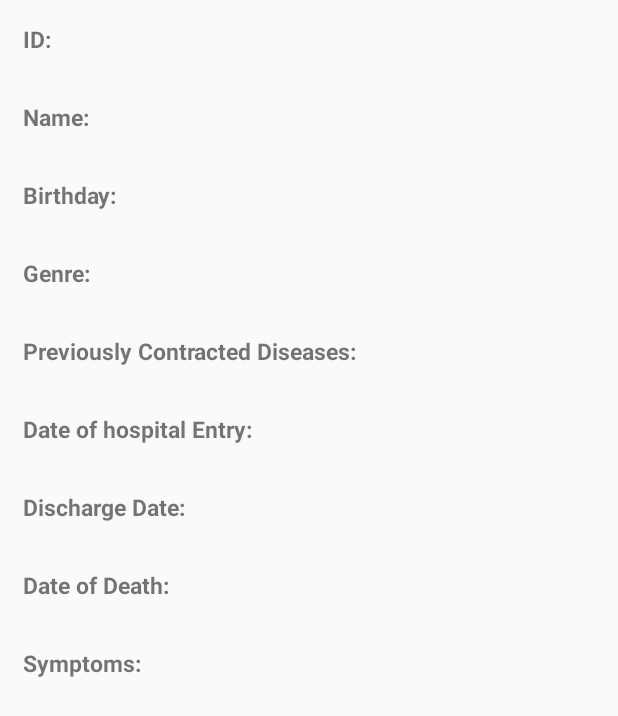
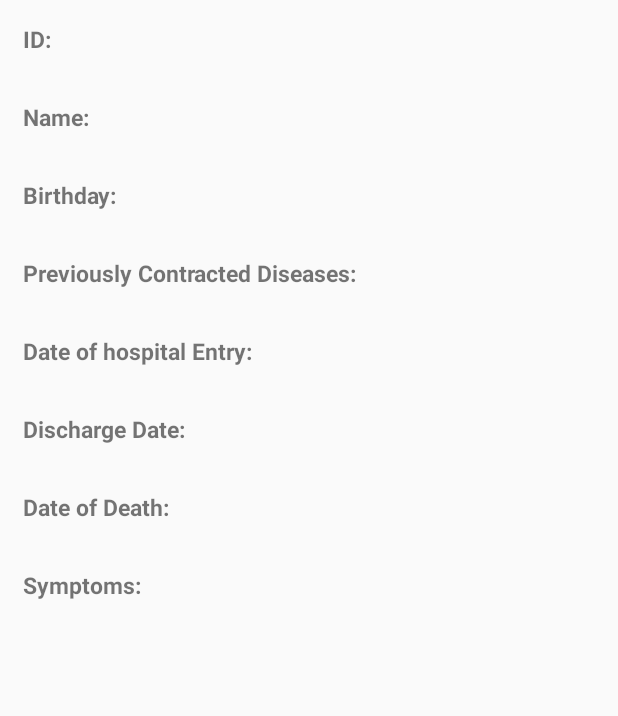
Before and after one commit to DanielSiob/Gestao_Infetados, an Android app: the layout data_recycler.xml on its own in the app's theme, with its tools: preview values and no code run, on a phone screen of 412 x 824 dp. Shown: the top 716 px of the screen. Run offline under Robolectric (Android 15) with nearby library versions, the phone set to English and light mode, and no system bars.

Commit message:
Secção Genre removida

```diff
--- a/app/src/main/java/com/example/gestaoinfetados/NotesAdapter.java
+++ b/app/src/main/java/com/example/gestaoinfetados/NotesAdapter.java
@@ -28,7 +28,7 @@ public class NotesAdapter extends RecyclerView.Adapter<NotesAdapter.MyViewHolder
     }
 
     @Override
-    public void onBindViewHolder(@NonNull MyViewHolder holder, int position) {
+    public void onBindViewHolder(@NonNull MyViewHolder holder, final int position) {
         Data note = notesList.get(position);
         holder.id.setText(Integer.toString(note.getId()));
         //holder.nomeProf.setText(note.getSaveNomeProf());
@@ -41,6 +41,7 @@ public class NotesAdapter extends RecyclerView.Adapter<NotesAdapter.MyViewHolder
         holder.TVAltaHosp.setText(note.saveDateAltHosp);
         holder.TextViewPickDateDataObi.setText(note.saveDateObi);
         holder.TVSin.setText(note.saveSin);
+
     }
 
     public NotesAdapter(Context context, List<Data> notesList){
--- a/app/src/main/res/layout/data_recycler.xml
+++ b/app/src/main/res/layout/data_recycler.xml
@@ -57,24 +57,6 @@
             android:layout_width="match_parent"
             android:layout_height="wrap_content"
             android:id="@+id/bDayPat"/>
-    </LinearLayout>
-
-    <LinearLayout
-        android:layout_width="match_parent"
-        android:layout_height="wrap_content"
-        android:layout_margin="10dp"
-        android:padding="5dp">
-        <TextView
-            android:layout_width="wrap_content"
-            android:layout_height="wrap_content"
-            android:text="Genre:"
-            android:textSize="15dp"
-            android:textStyle="bold"/>
-
-        <TextView
-            android:layout_width="match_parent"
-            android:layout_height="wrap_content"
-            android:id="@+id/genrePat"/>
     </LinearLayout>
 
     <LinearLayout
```
